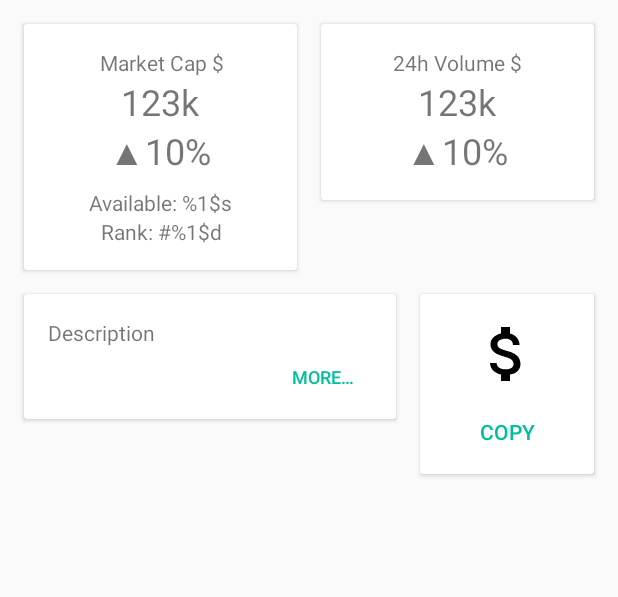
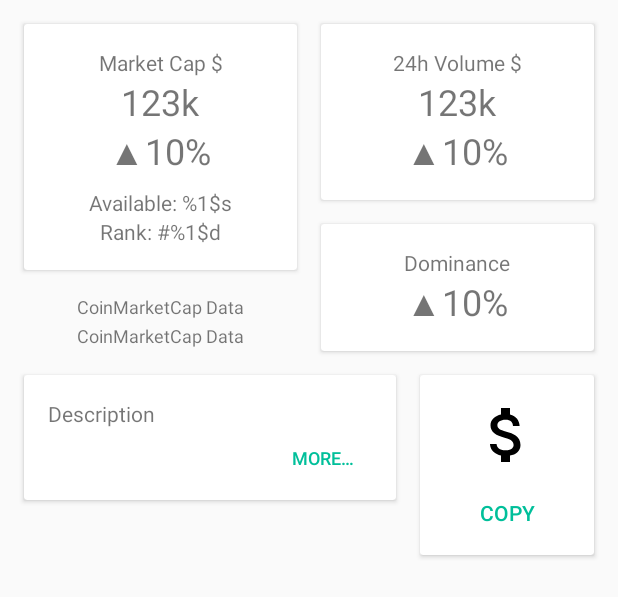
Before and after one commit to grgar/Cryptovalise, an Android app: the layout coin_detail.xml on its own in the app's theme, with its tools: preview values and no code run, on a phone screen of 412 x 824 dp. Shown: the top 597 px of the screen. Run offline under Robolectric (Android 15) with nearby library versions, the phone set to English and light mode, and no system bars.

Commit message:
CoinDetail dominance & move rank into Pair

```diff
--- a/app/src/main/java/com/georgegarside/cryptovalise/CoinDetailFragment.kt
+++ b/app/src/main/java/com/georgegarside/cryptovalise/CoinDetailFragment.kt
@@ -98,9 +98,12 @@ class CoinDetailFragment : Fragment() {
 
 		// Coin supply
 		supply.text = getString(R.string.coin_detail_supply, coin.supply.format())
+		supplyTotal.text = getString(R.string.coin_detail_supply_total, coin.total.format())
 
-		// Coin rank
-		rank.text = getString(R.string.coin_detail_rank, coin.rank)
+		// Coin dominance
+		domDelta.text = coin.delta.dom.first.format(NumberFormat.Delta, "%")
+		domDelta.setDeltaColour()
+		rank.text = getString(R.string.coin_detail_rank, coin.delta.dom.second)
 	}
 
 	private fun copyLogo(coin: API.Coin): (View) -> Unit = {
--- a/app/src/main/java/com/georgegarside/cryptovalise/model/API.kt
+++ b/app/src/main/java/com/georgegarside/cryptovalise/model/API.kt
@@ -39,7 +39,7 @@ object API {
 
 	data class Coin(val id: Int = 0, val symbol: String = "", val name: String = "", val slug: String = "",
 	                val description: String?, var price: Price = Price(), var delta: Delta = Delta(),
-	                val rank: Int = 1, val supply: Long = 0L) {
+	                val supply: Long = 0L, val total: Long = 0L) {
 
 		internal val logoPath = fuel.basePath + "uploads/production/coin/icon/$id/$slug.png"
 		val logo = async(start = CoroutineStart.LAZY) {
@@ -64,7 +64,7 @@ object API {
 				val week: Pair<Double, Double> = Pair(0.0, 0.0),
 				val cap: Pair<Double, Long> = Pair(0.0, 0L),
 				val vol: Pair<Double, Long> = Pair(0.0, 0L),
-				val dom: Pair<Double, Long> = Pair(0.0, 0L)
+				val dom: Pair<Double, Int> = Pair(0.0, 0)
 		) {
 			companion object {
 				const val downSymbol = "▽"
@@ -112,10 +112,11 @@ object API {
 						day = Pair(attributes["percent-change-24h"] as Double, attributes["point-change-24h"] as Double),
 						week = Pair(attributes["percent-change-7d"] as Double, attributes["point-change-7d"] as Double),
 						cap = Pair(attributes["market-cap-percent-change"] as Double, (attributes["market-cap-usd"] as Double).toLong()),
-						vol = Pair(attributes["volume-percent-change"] as Double, (attributes["volume-24h-usd"] as Double).toLong())
+						vol = Pair(attributes["volume-percent-change"] as Double, (attributes["volume-24h-usd"] as Double).toLong()),
+						dom = Pair(attributes["dominance-percent-change"] as Double, (attributes["rank"] as Double).toInt())
 				),
-				rank = (attributes["rank"] as Double).toInt(),
-				supply = (attributes["available-supply"] as Double).toLong()
+				supply = (attributes["available-supply"] as Double).toLong(),
+				total = (attributes["max-supply"] as Double).toLong()
 		)
 	}?.toTypedArray() ?: arrayOf()
 
--- a/app/src/main/res/layout/coin_detail.xml
+++ b/app/src/main/res/layout/coin_detail.xml
@@ -17,76 +17,50 @@
 		app:layout_constraintEnd_toStartOf="@+id/guide50"
 		android:layout_marginEnd="8dp">
 
-		<android.support.constraint.ConstraintLayout
+		<LinearLayout
 			android:layout_width="match_parent"
-			android:layout_height="match_parent">
+			android:layout_height="match_parent"
+			android:orientation="vertical"
+			android:padding="@dimen/text_margin">
 
 			<TextView
 				android:text="@string/coin_detail_cap_title"
-				android:layout_width="wrap_content"
+				android:layout_width="match_parent"
 				android:layout_height="wrap_content"
-				android:layout_marginTop="16dp"
-				app:layout_constraintTop_toTopOf="parent"
-				app:layout_constraintStart_toStartOf="parent"
-				android:layout_marginStart="16dp"
 				android:id="@+id/capTitle"
-				app:layout_constraintEnd_toEndOf="parent"
-				android:layout_marginEnd="16dp"
 				android:textAlignment="center"/>
 
 			<TextView
-				android:layout_width="0dp"
+				android:layout_width="match_parent"
 				android:layout_height="wrap_content"
 				android:id="@+id/capTotal"
 				android:textSize="24sp"
-				app:layout_constraintTop_toBottomOf="@+id/capTitle"
-				app:layout_constraintStart_toStartOf="parent"
-				android:layout_marginStart="16dp"
-				app:layout_constraintEnd_toEndOf="parent"
-				android:layout_marginEnd="16dp"
 				android:textAlignment="center"
 				tools:text="123k"/>
 
 			<TextView
-				android:layout_width="0dp"
+				android:layout_width="match_parent"
 				android:layout_height="wrap_content"
 				android:id="@+id/capDelta"
-				app:layout_constraintStart_toStartOf="parent"
-				android:layout_marginStart="16dp"
-				app:layout_constraintEnd_toEndOf="parent"
-				android:layout_marginEnd="16dp"
 				android:textSize="24sp"
 				android:textAlignment="center"
-				app:layout_constraintTop_toBottomOf="@+id/capTotal"
-				tools:text="▲10%"
-				/>
+				tools:text="▲10%"/>
 
 			<TextView
 				android:text="@string/coin_detail_supply"
-				android:layout_width="wrap_content"
+				android:layout_width="match_parent"
 				android:layout_height="wrap_content"
 				android:id="@+id/supply"
-				app:layout_constraintTop_toBottomOf="@+id/capDelta"
-				app:layout_constraintStart_toStartOf="parent"
-				android:layout_marginStart="8dp"
-				app:layout_constraintEnd_toEndOf="parent"
-				android:layout_marginEnd="8dp"
-				android:layout_marginTop="8dp"/>
+				android:layout_marginTop="8dp"
+				android:textAlignment="center"/>
 
 			<TextView
 				android:text="@string/coin_detail_rank"
-				android:layout_width="wrap_content"
+				android:layout_width="match_parent"
 				android:layout_height="wrap_content"
 				android:id="@+id/rank"
-				app:layout_constraintStart_toStartOf="parent"
-				android:layout_marginStart="8dp"
-				app:layout_constraintEnd_toEndOf="parent"
-				android:layout_marginEnd="8dp"
-				app:layout_constraintHorizontal_bias="0.511"
-				app:layout_constraintTop_toBottomOf="@+id/supply"
-				app:layout_constraintBottom_toBottomOf="parent"
-				android:layout_marginBottom="16dp"/>
-		</android.support.constraint.ConstraintLayout>
+				android:textAlignment="center"/>
+		</LinearLayout>
 	</android.support.v7.widget.CardView>
 
 	<android.support.v7.widget.CardView
@@ -101,53 +75,98 @@
 		android:layout_marginEnd="16dp"
 		>
 
-		<android.support.constraint.ConstraintLayout
+		<LinearLayout
 			android:layout_width="match_parent"
-			android:layout_height="match_parent">
+			android:layout_height="match_parent"
+			android:orientation="vertical"
+			android:padding="@dimen/text_margin">
 
 			<TextView
 				android:text="@string/coin_detail_vol_title"
-				android:layout_width="wrap_content"
+				android:layout_width="match_parent"
 				android:layout_height="wrap_content"
-				android:id="@+id/volTitle"
-				android:layout_marginTop="16dp"
-				app:layout_constraintTop_toTopOf="parent"
-				app:layout_constraintStart_toStartOf="parent"
-				android:layout_marginStart="16dp"
-				android:layout_marginEnd="16dp"
-				app:layout_constraintEnd_toEndOf="parent"
 				android:textAlignment="center"/>
 
 			<TextView
-				android:layout_width="0dp"
+				android:layout_width="match_parent"
+				android:layout_height="wrap_content"
+				android:id="@+id/volTotal"
+				android:textSize="24sp"
+				android:textAlignment="center"
+				tools:text="123k"/>
+
+			<TextView
+				android:layout_width="match_parent"
 				android:layout_height="wrap_content"
 				android:id="@+id/volDelta"
 				android:textSize="24sp"
-				app:layout_constraintStart_toStartOf="parent"
-				android:layout_marginStart="16dp"
-				app:layout_constraintEnd_toEndOf="parent"
-				android:layout_marginEnd="16dp"
 				android:textAlignment="center"
-				app:layout_constraintHorizontal_bias="0.0"
-				tools:text="▲10%"
-				app:layout_constraintTop_toBottomOf="@+id/volTotal"
-				app:layout_constraintBottom_toBottomOf="parent"
-				android:layout_marginBottom="16dp"/>
+				tools:text="▲10%"/>
+
+		</LinearLayout>
+	</android.support.v7.widget.CardView>
+
+	<TextView
+		android:text="@string/coin_detail_cmc_credit"
+		android:layout_width="wrap_content"
+		android:layout_height="wrap_content"
+		android:id="@+id/supplyTotal"
+		android:textAlignment="center"
+		app:layout_constraintStart_toStartOf="@+id/summaryCap"
+		android:layout_marginStart="8dp"
+		app:layout_constraintEnd_toEndOf="@+id/summaryCap"
+		android:layout_marginEnd="8dp"
+		android:textSize="12sp"
+		android:layout_marginTop="16dp"
+		app:layout_constraintTop_toBottomOf="@+id/summaryCap"/>
+
+	<TextView
+		android:text="@string/coin_detail_cmc_credit"
+		android:layout_width="wrap_content"
+		android:layout_height="wrap_content"
+		android:id="@+id/cmcCredit"
+		android:textAlignment="center"
+		app:layout_constraintStart_toStartOf="@+id/summaryCap"
+		android:layout_marginStart="8dp"
+		app:layout_constraintEnd_toEndOf="@+id/summaryCap"
+		android:layout_marginEnd="8dp"
+		android:textSize="12sp"
+		app:layout_constraintTop_toBottomOf="@+id/supplyTotal"
+		app:layout_constraintBottom_toBottomOf="@+id/cardView"
+		/>
+
+	<android.support.v7.widget.CardView
+		android:layout_width="0dp"
+		android:layout_height="wrap_content"
+		android:layout_marginTop="16dp"
+		app:layout_constraintTop_toBottomOf="@+id/summaryVol"
+		app:layout_constraintStart_toStartOf="@+id/guide50"
+		android:layout_marginStart="8dp"
+		android:layout_marginEnd="16dp"
+		app:layout_constraintEnd_toEndOf="parent"
+		android:id="@+id/cardView">
+
+		<LinearLayout
+			android:orientation="vertical"
+			android:layout_width="match_parent"
+			android:layout_height="match_parent"
+			android:gravity="center_horizontal"
+			android:padding="@dimen/text_margin">
 
 			<TextView
-				android:layout_width="0dp"
+				android:text="@string/coin_detail_dominance_title"
+				android:layout_width="match_parent"
 				android:layout_height="wrap_content"
-				android:id="@+id/volTotal"
+				android:textAlignment="center"/>
+
+			<TextView
+				android:layout_width="match_parent"
+				android:layout_height="wrap_content"
+				android:id="@+id/domDelta"
 				android:textSize="24sp"
-				app:layout_constraintStart_toStartOf="parent"
-				android:layout_marginStart="16dp"
-				app:layout_constraintEnd_toEndOf="parent"
-				android:layout_marginEnd="16dp"
 				android:textAlignment="center"
-				app:layout_constraintHorizontal_bias="0.0"
-				tools:text="123k"
-				app:layout_constraintTop_toBottomOf="@+id/volTitle"/>
-		</android.support.constraint.ConstraintLayout>
+				tools:text="▲10%"/>
+		</LinearLayout>
 	</android.support.v7.widget.CardView>
 
 	<android.support.v7.widget.CardView
@@ -157,9 +176,9 @@
 		android:layout_marginStart="16dp"
 		app:layout_constraintEnd_toStartOf="@+id/guide66"
 		android:layout_marginEnd="8dp"
-		android:id="@+id/cardView"
-		android:layout_marginTop="16dp"
-		app:layout_constraintTop_toBottomOf="@+id/summaryCap">
+		android:id="@+id/descriptionCard"
+		app:layout_constraintTop_toBottomOf="@+id/cardView"
+		android:layout_marginTop="16dp">
 
 		<android.support.constraint.ConstraintLayout
 			android:layout_width="match_parent"
@@ -225,7 +244,7 @@
 		app:layout_constraintStart_toStartOf="@+id/guide66"
 		android:layout_marginStart="8dp"
 		android:id="@+id/coinLogoCard"
-		app:layout_constraintTop_toTopOf="@+id/cardView"
+		app:layout_constraintTop_toTopOf="@+id/descriptionCard"
 		>
 
 		<android.support.constraint.ConstraintLayout
--- a/app/src/main/res/values/strings.xml
+++ b/app/src/main/res/values/strings.xml
@@ -18,5 +18,8 @@
 	<string name="coin_detail_cap_title">Market Cap $</string>
 	<string name="coin_detail_vol_title">24h Volume $</string>
 	<string name="coin_detail_supply">Available: %1$s</string>
+	<string name="coin_detail_supply_total">Total: %1$s</string>
 	<string name="coin_detail_rank">Rank: #%1$d</string>
+	<string name="coin_detail_dominance_title">Dominance</string>
+	<string name="coin_detail_cmc_credit">CoinMarketCap Data</string>
 </resources>
```
